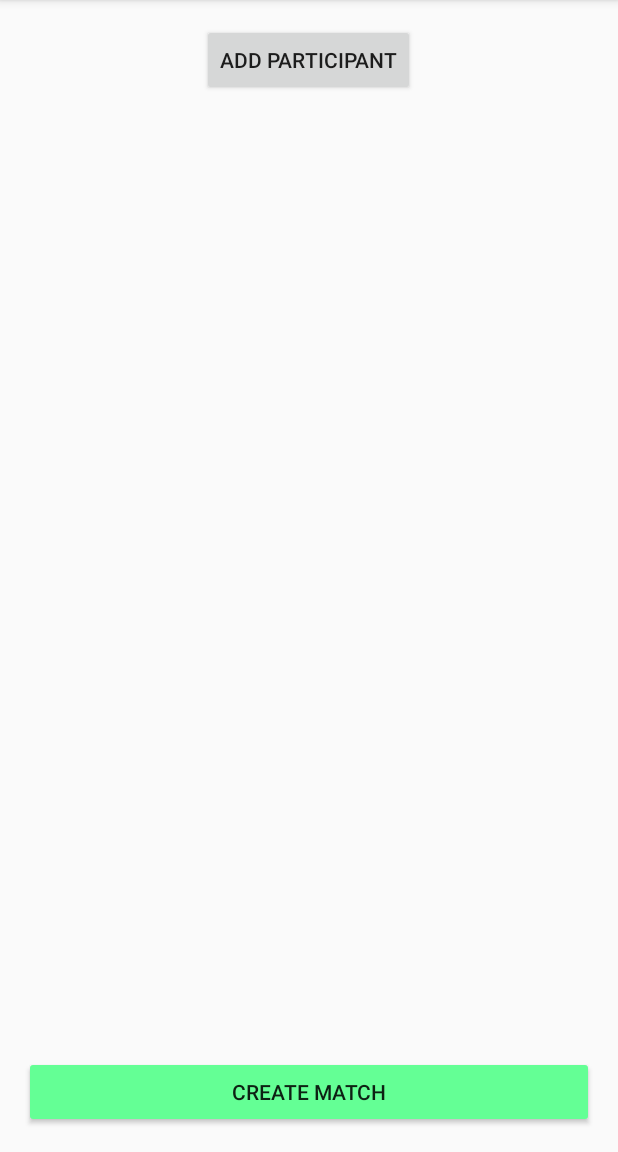
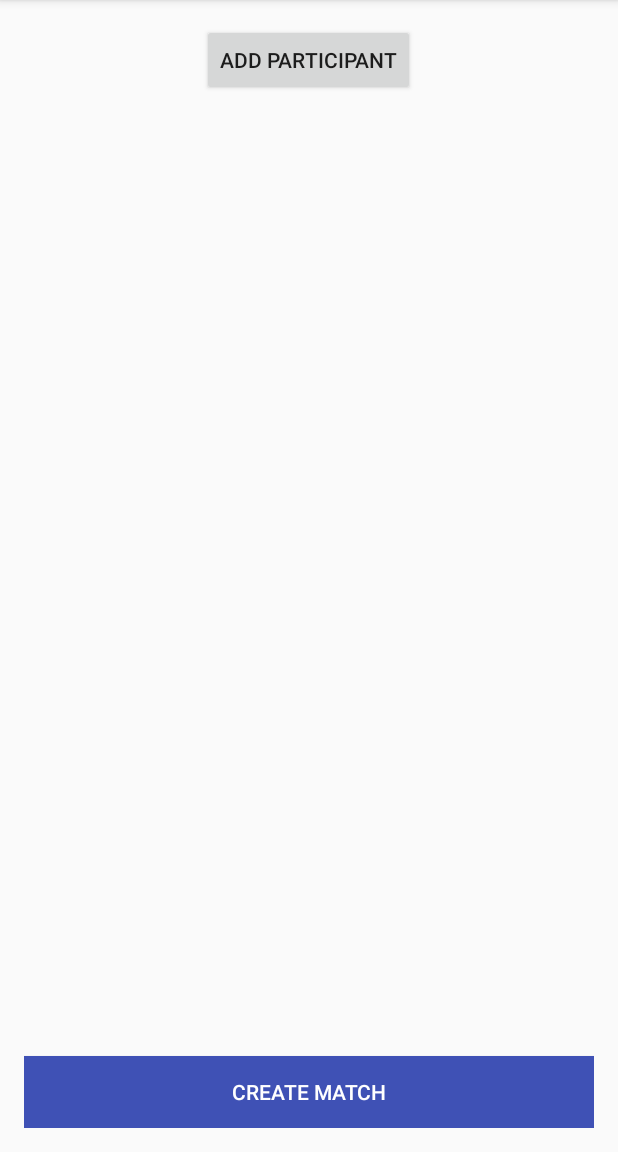
Before and after one commit to Immabed/RankMaster, an Android app: the CreateMatchActivity screen opened directly, with no data from a screen before it, on a phone screen of 412 x 824 dp, the part 84-1236 px from its top. Run offline under Robolectric (Android 15) with nearby library versions, the phone set to English and light mode, and no system bars.

Commit message:
UI fix, changed color on Create Match button in CreateMatchActivity

```diff
--- a/app/src/main/res/layout/activity_create_match.xml
+++ b/app/src/main/res/layout/activity_create_match.xml
@@ -48,7 +48,8 @@
         android:id="@+id/button3"
         android:layout_alignParentBottom="true"
         android:layout_centerHorizontal="true"
-        android:backgroundTint="#64ff95"
-        android:onClick="createMatch"/>
+        android:onClick="createMatch"
+        android:textColor="#ffffff"
+        android:background="?attr/colorPrimary" />
 
 </RelativeLayout>
```
